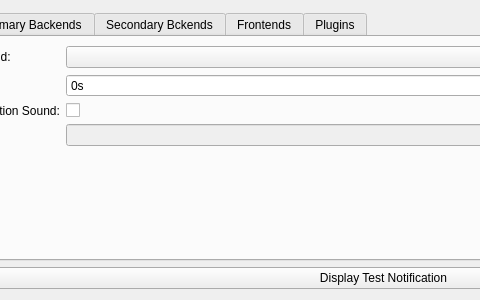
First picture: the form in src/libsnore/settingsdialog.ui, repository baohaojun/system-config, before the edit; both pictures show x 106 to 586 and y 0 to 300 of the 979 by 300 pixel window.
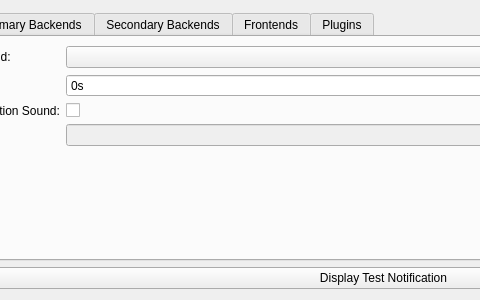
Second picture: the form after the edit. Icons and pictures are not drawn.

Patch:
```diff
--- a/src/libsnore/settingsdialog.ui
+++ b/src/libsnore/settingsdialog.ui
@@ -103,7 +103,7 @@
      </widget>
      <widget class="QWidget" name="tab_secondaryBackends">
       <attribute name="title">
-       <string>Secondary Bckends</string>
+       <string>Secondary Backends</string>
       </attribute>
       <layout class="QHBoxLayout" name="horizontalLayout_2">
        <item>
```
